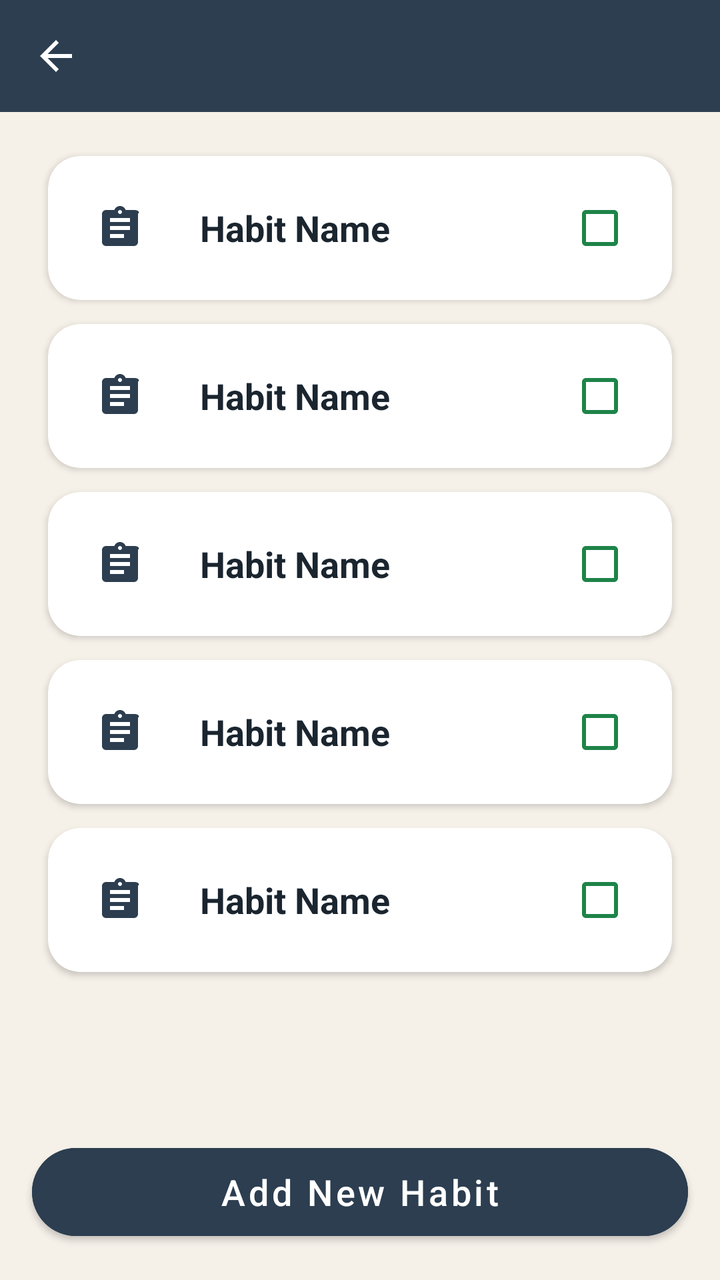
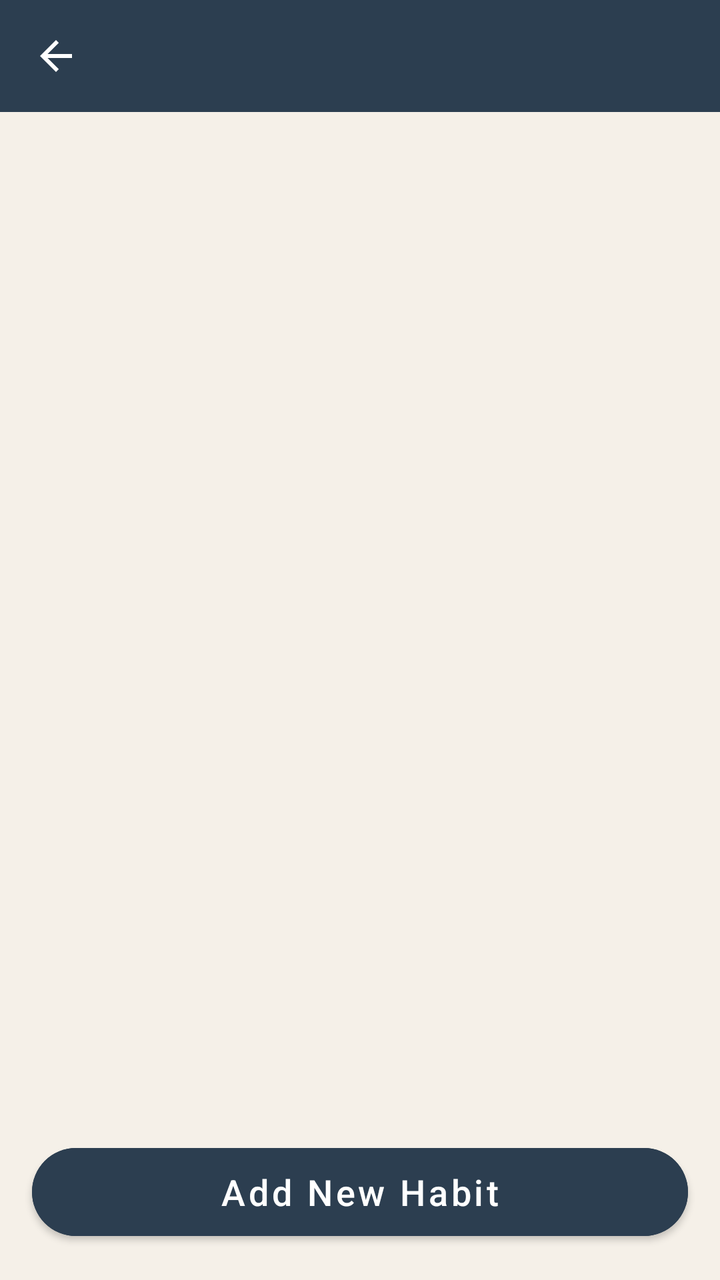

An Android layout rendered at two revisions. The XML below is the earlier revision; the diff shows what the commit changed to produce the second picture.
<!-- AndroidManifest.xml: application theme Theme.StoicMind -->
<!-- res/layout/activity_habits.xml -->
<?xml version="1.0" encoding="utf-8"?>
<LinearLayout xmlns:android="http://schemas.android.com/apk/res/android"
    xmlns:app="http://schemas.android.com/apk/res-auto"
    xmlns:tools="http://schemas.android.com/tools"
    android:layout_width="match_parent"
    android:layout_height="match_parent"
    android:orientation="vertical"
    android:background="?android:attr/windowBackground">

    <include
        android:id="@+id/toolbarInclude"
        layout="@layout/layout_toolbar" />

    <ScrollView
        android:layout_width="match_parent"
        android:layout_height="0dp"
        android:layout_weight="1"
        android:fillViewport="true">

        <LinearLayout
            android:layout_width="match_parent"
            android:layout_height="wrap_content"
            android:orientation="vertical"
            android:padding="16dp">

            
            <include
                android:id="@+id/habit1"
                layout="@layout/item_habit" />

            
            <include
                android:id="@+id/habit2"
                layout="@layout/item_habit" />

            
            <include
                android:id="@+id/habit3"
                layout="@layout/item_habit" />

            
            <include
                android:id="@+id/habit4"
                layout="@layout/item_habit" />

            
            <include
                android:id="@+id/habit5"
                layout="@layout/item_habit" />

        </LinearLayout>
    </ScrollView>

    <Button
        android:id="@+id/btnAddNewHabit"
        android:layout_width="match_parent"
        android:layout_height="56dp"
        android:layout_margin="16dp"
        android:text="Add New Habit"
        android:textAllCaps="false"
        android:textSize="18sp"
        android:backgroundTint="?attr/colorPrimary"
        app:cornerRadius="28dp" />

</LinearLayout>
<!-- res/layout/layout_toolbar.xml (included above) -->
<?xml version="1.0" encoding="utf-8"?>
<androidx.appcompat.widget.Toolbar xmlns:android="http://schemas.android.com/apk/res/android"
    xmlns:app="http://schemas.android.com/apk/res-auto"
    android:id="@+id/toolbar"
    android:layout_width="match_parent"
    android:layout_height="?attr/actionBarSize"
    android:background="?attr/colorPrimary"
    app:titleTextColor="?attr/colorOnPrimary"
    app:navigationIconTint="?attr/colorOnPrimary"
    app:navigationIcon="?attr/homeAsUpIndicator"
    android:theme="@style/ThemeOverlay.AppCompat.Dark.ActionBar" />
<!-- res/layout/item_habit.xml (included above) -->
<?xml version="1.0" encoding="utf-8"?>
<androidx.cardview.widget.CardView xmlns:android="http://schemas.android.com/apk/res/android"
    xmlns:app="http://schemas.android.com/apk/res-auto"
    android:layout_width="match_parent"
    android:layout_height="wrap_content"
    android:layout_marginHorizontal="8dp"
    android:layout_marginVertical="6dp"
    app:cardCornerRadius="16dp"
    app:cardElevation="2dp">

    <LinearLayout
        android:layout_width="match_parent"
        android:layout_height="wrap_content"
        android:orientation="horizontal"
        android:gravity="center_vertical"
        android:padding="12dp">

        <androidx.cardview.widget.CardView
            android:id="@+id/cvIconBackground"
            android:layout_width="48dp"
            android:layout_height="48dp"
            app:cardCornerRadius="12dp"
            app:cardElevation="0dp">

            <ImageView
                android:id="@+id/ivHabitIcon"
                android:layout_width="24dp"
                android:layout_height="24dp"
                android:layout_gravity="center"
                android:src="@drawable/ic_habits"
                app:tint="?attr/colorPrimary"
                android:contentDescription="Habit icon" />
        </androidx.cardview.widget.CardView>

        <TextView
            android:id="@+id/tvHabitName"
            android:layout_width="0dp"
            android:layout_height="wrap_content"
            android:layout_weight="1"
            android:layout_marginStart="16dp"
            android:text="Habit Name"
            android:textColor="@color/colorTextPrimary"
            android:textSize="18sp"
            android:textStyle="bold" />

        <CheckBox
            android:id="@+id/cbHabit"
            android:layout_width="wrap_content"
            android:layout_height="wrap_content"
            android:buttonTint="@color/colorSuccess" />

    </LinearLayout>
</androidx.cardview.widget.CardView>
<!-- resources referenced by this layout -->
<resources>
  <color name="colorSuccess">#1E8449</color>
  <color name="colorTextPrimary">#1A252F</color>
  <!-- drawable ic_habits (drawable) -->
  <?xml version="1.0" encoding="utf-8"?>
  <vector xmlns:android="http://schemas.android.com/apk/res/android"
      android:width="24dp"
      android:height="24dp"
      android:viewportWidth="24"
      android:viewportHeight="24">
      <path
          android:fillColor="#FF000000"
          android:pathData="M19,3h-4.18C14.4,1.84 13.3,1 12,1S9.6,1.84 9.18,3H5C3.9,3 3,3.9 3,5v14c0,1.1 0.9,2 2,2h14c1.1,0 2,-0.9 2,-2V5C22,3.9 21.1,3 19,3zM12,3c0.55,0 1,0.45 1,1s-0.45,1 -1,1s-1,-0.45 -1,-1s0.45,-1 1,-1zM14,17H7v-2h7v2zm3,-4H7v-2h10v2zm0,-4H7V7h10v2z"/>
  </vector>
  <style name="Theme.StoicMind" parent="Theme.MaterialComponents.DayNight.NoActionBar">
          <item name="colorPrimary">@color/colorPrimary</item>
          <item name="colorPrimaryVariant">@color/colorPrimaryDark</item>
          <item name="colorOnPrimary">@color/colorTextLight</item>
          <item name="colorSecondary">@color/colorAccent</item>
          <item name="colorSecondaryVariant">@color/colorGold</item>
          <item name="colorOnSecondary">@color/colorTextLight</item>
          <item name="android:statusBarColor">@color/colorPrimaryDark</item>
          <item name="android:windowBackground">@color/colorBackground</item>
  
          
          <item name="textInputStyle">@style/Widget.StoicMind.TextInputLayout</item>
      </style>
  <color name="colorPrimary">#2C3E50</color>
  <color name="colorPrimaryDark">#1A2634</color>
  <color name="colorTextLight">#FFFFFF</color>
  <color name="colorAccent">#E8A87C</color>
  <color name="colorGold">#D4A74A</color>
  <color name="colorBackground">#F5F0E8</color>
  <style name="Widget.StoicMind.TextInputLayout" parent="Widget.MaterialComponents.TextInputLayout.OutlinedBox">
          <item name="hintTextColor">@color/colorPrimary</item>
          <item name="android:textColorHint">@color/colorTextSecondary</item>
          <item name="boxStrokeColor">@color/colorPrimary</item>
          <item name="startIconTint">@color/colorTextSecondary</item>
          <item name="endIconTint">@color/colorTextSecondary</item>
      </style>
  <color name="colorTextSecondary">#4E5D6C</color>
</resources>

<!-- the commit's change to res/layout/activity_habits.xml (unified diff, before → after) -->
@@ -11,45 +11,14 @@
         android:id="@+id/toolbarInclude"
         layout="@layout/layout_toolbar" />
 
-    <ScrollView
+    <androidx.recyclerview.widget.RecyclerView
+        android:id="@+id/rvHabits"
         android:layout_width="match_parent"
         android:layout_height="0dp"
         android:layout_weight="1"
-        android:fillViewport="true">
-
-        <LinearLayout
-            android:layout_width="match_parent"
-            android:layout_height="wrap_content"
-            android:orientation="vertical"
-            android:padding="16dp">
-
-            
-            <include
-                android:id="@+id/habit1"
-                layout="@layout/item_habit" />
-
-            
-            <include
-                android:id="@+id/habit2"
-                layout="@layout/item_habit" />
-
-            
-            <include
-                android:id="@+id/habit3"
-                layout="@layout/item_habit" />
-
-            
-            <include
-                android:id="@+id/habit4"
-                layout="@layout/item_habit" />
-
-            
-            <include
-                android:id="@+id/habit5"
-                layout="@layout/item_habit" />
-
-        </LinearLayout>
-    </ScrollView>
+        android:padding="8dp"
+        android:clipToPadding="false"
+        tools:listitem="@layout/item_habit" />
 
     <Button
         android:id="@+id/btnAddNewHabit"
